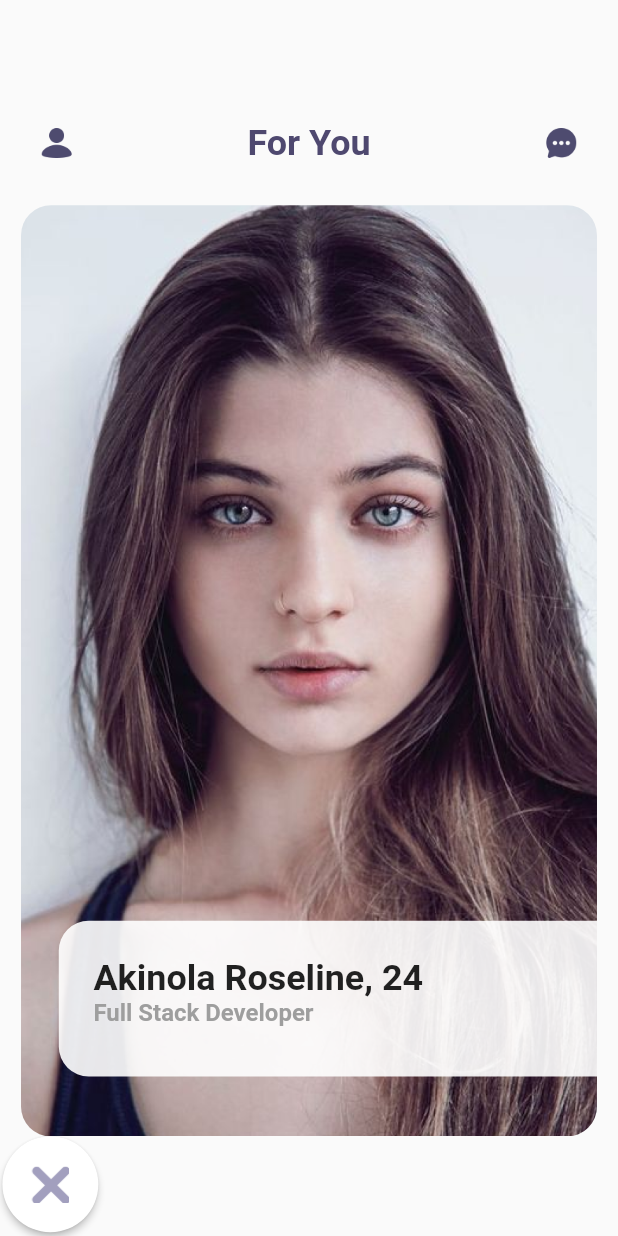
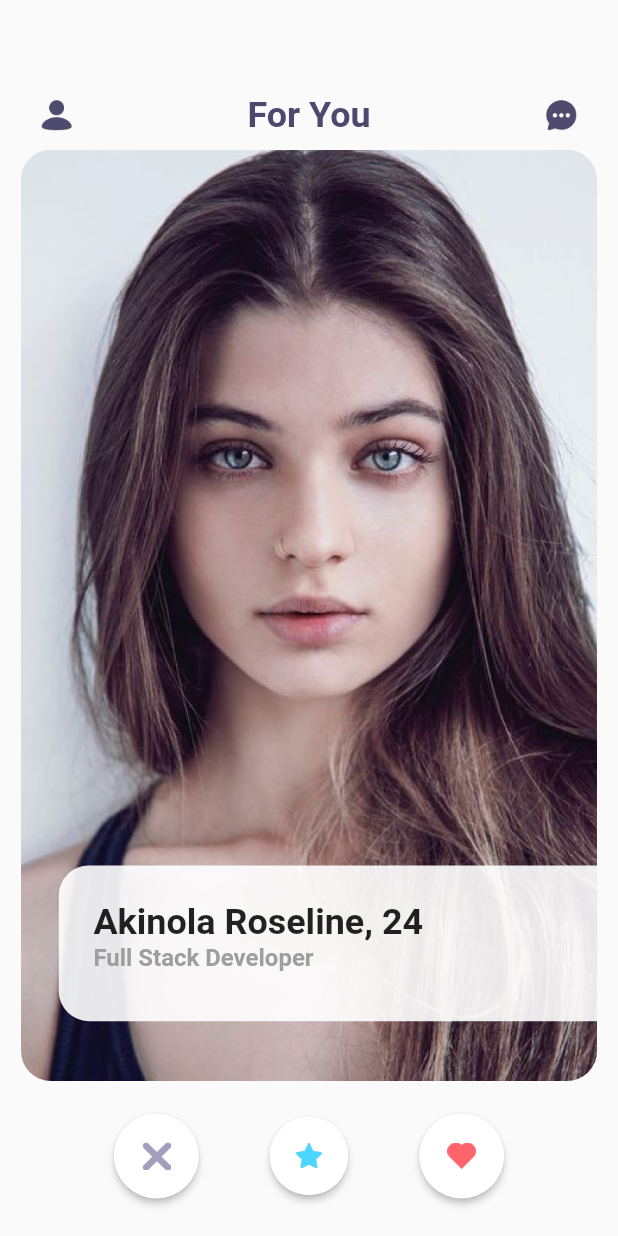
Before and after one commit to jobic10/flutter-uis, a Flutter app: the RecommendationScreen screen opened directly, on a phone screen of 412 x 824 dp. Run offline on Flutter 3.47's test engine with Material 2 defaults, Android fonts, the phone set to English and light mode, and no system bars; our stand-ins replace flutter_screenutil.

Commit message:
Dating Dashboard

```diff
--- a/lib/projects/dating/screens/recommendation.dart
+++ b/lib/projects/dating/screens/recommendation.dart
@@ -1,5 +1,6 @@
 import 'package:flutter/material.dart';
 import 'package:flutter_screenutil/flutter_screenutil.dart';
+import 'package:flutter_uis/projects/dating/widgets/bottom_nav.dart';
 
 class RecommendationScreen extends StatelessWidget {
   const RecommendationScreen({Key? key}) : super(key: key);
@@ -67,32 +68,25 @@ class RecommendationScreen extends StatelessWidget {
                 )
               ],
             ),
-          Row(
-            children: [
-              SizedBox(
+            Container(
+              height: 100.h,
+              child: BottomNav(
                 height: 64.h,
-                width: 64.w,
-                child: MaterialButton(
-                  onPressed: () {},
-                  color: Colors.white,
-                  shape: CircleBorder(),
-                  child: Image.asset(
-                    'assets/dating/images/cancel.png',
-                    width: 24.w,
-                    height: 24.w,
+                width: 248.w,
+                size1: 54.w,
+                size2: 50.w,
+                size3: 54.w,
+              ),
+            )
+          ],
         ),
       ),
-              ),
-            ],
-          ),
-        ],
-      )),
     );
   }
 
   Widget _appBar() {
     return Container(
-      height: 137.h,
+      height: 100.h,
       padding: EdgeInsets.only(
         left: 24.w,
         right: 24.w,
--- /dev/null
+++ b/lib/projects/dating/widgets/bottom_nav.dart
@@ -0,0 +1,52 @@
+import 'package:flutter/material.dart';
+
+class BottomNav extends StatelessWidget {
+  final double width;
+  final double height;
+  final double size1;
+  final double size2;
+  final double size3;
+  const BottomNav({
+    Key? key,
+    required this.width,
+    required this.height,
+    required this.size1,
+    required this.size2,
+    required this.size3,
+  }) : super(key: key);
+  Widget _imageButton({required String imagePath, required double imageSize}) {
+    return SizedBox(
+      height: imageSize,
+      width: imageSize,
+      child: MaterialButton(
+        onPressed: () {},
+        color: Colors.white,
+        shape: CircleBorder(),
+        child: Image.asset(
+          imagePath,
+          width: imageSize / 3,
+          height: imageSize / 3,
+        ),
+      ),
+    );
+  }
+
+  @override
+  Widget build(BuildContext context) {
+    return Container(
+      height: this.height,
+      width: this.width,
+      child: Row(
+        mainAxisAlignment: MainAxisAlignment.spaceBetween,
+        children: [
+          _imageButton(
+              imagePath: 'assets/dating/images/cancel.png', imageSize: size1),
+          _imageButton(
+              imagePath: 'assets/dating/images/star.png', imageSize: size2),
+          _imageButton(
+              imagePath: 'assets/dating/images/heart.png', imageSize: size3),
+        ],
+      ),
+    );
+  }
+}
```
Lines whose indentation alone changed are shown as unchanged.
